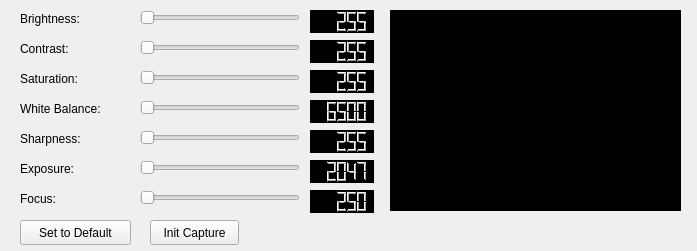
Before: the Qt Designer form video4linuxconfig.ui in mateus558/RinoBot-System, drawn with Qt 5.
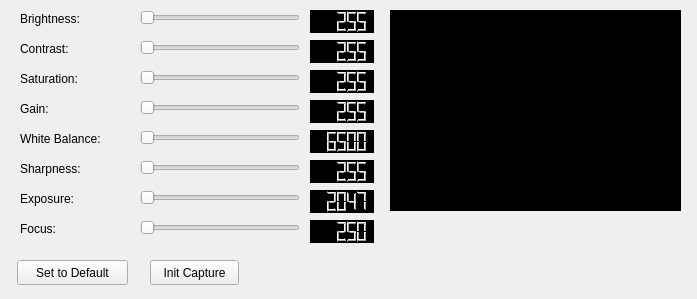
After: the same form once the commit is applied.

Commit message: Alteracoes no SetUp do Video4Linux

The edit to the form file:
```diff
--- a/video4linuxconfig.ui
+++ b/video4linuxconfig.ui
@@ -10,7 +10,7 @@
     <x>0</x>
     <y>0</y>
     <width>697</width>
-    <height>251</height>
+    <height>299</height>
    </rect>
   </property>
   <property name="windowTitle">
@@ -59,7 +59,7 @@
    <property name="geometry">
     <rect>
      <x>20</x>
-     <y>100</y>
+     <y>130</y>
      <width>111</width>
      <height>17</height>
     </rect>
@@ -72,7 +72,7 @@
    <property name="geometry">
     <rect>
      <x>20</x>
-     <y>130</y>
+     <y>160</y>
      <width>111</width>
      <height>17</height>
     </rect>
@@ -85,7 +85,7 @@
    <property name="geometry">
     <rect>
      <x>20</x>
-     <y>160</y>
+     <y>190</y>
      <width>81</width>
      <height>17</height>
     </rect>
@@ -98,7 +98,7 @@
    <property name="geometry">
     <rect>
      <x>20</x>
-     <y>190</y>
+     <y>220</y>
      <width>81</width>
      <height>17</height>
     </rect>
@@ -159,7 +159,7 @@
    <property name="geometry">
     <rect>
      <x>140</x>
-     <y>100</y>
+     <y>130</y>
      <width>160</width>
      <height>16</height>
     </rect>
@@ -178,7 +178,7 @@
    <property name="geometry">
     <rect>
      <x>140</x>
-     <y>130</y>
+     <y>160</y>
      <width>160</width>
      <height>16</height>
     </rect>
@@ -194,7 +194,7 @@
    <property name="geometry">
     <rect>
      <x>140</x>
-     <y>160</y>
+     <y>190</y>
      <width>160</width>
      <height>16</height>
     </rect>
@@ -213,7 +213,7 @@
    <property name="geometry">
     <rect>
      <x>140</x>
-     <y>190</y>
+     <y>220</y>
      <width>160</width>
      <height>16</height>
     </rect>
@@ -293,7 +293,7 @@
    <property name="geometry">
     <rect>
      <x>310</x>
-     <y>100</y>
+     <y>130</y>
      <width>64</width>
      <height>23</height>
     </rect>
@@ -309,7 +309,7 @@
    <property name="geometry">
     <rect>
      <x>310</x>
-     <y>130</y>
+     <y>160</y>
      <width>64</width>
      <height>23</height>
     </rect>
@@ -325,7 +325,7 @@
    <property name="geometry">
     <rect>
      <x>310</x>
-     <y>160</y>
+     <y>190</y>
      <width>64</width>
      <height>23</height>
     </rect>
@@ -341,7 +341,7 @@
    <property name="geometry">
     <rect>
      <x>310</x>
-     <y>190</y>
+     <y>220</y>
      <width>64</width>
      <height>23</height>
     </rect>
@@ -356,8 +356,8 @@
   <widget class="QPushButton" name="pushButton">
    <property name="geometry">
     <rect>
-     <x>20</x>
-     <y>220</y>
+     <x>17</x>
+     <y>260</y>
      <width>111</width>
      <height>25</height>
     </rect>
@@ -370,7 +370,7 @@
    <property name="geometry">
     <rect>
      <x>150</x>
-     <y>220</y>
+     <y>260</y>
      <width>89</width>
      <height>25</height>
     </rect>
@@ -379,6 +379,51 @@
     <string>Init Capture</string>
    </property>
   </widget>
+  <widget class="QLabel" name="gain_label">
+   <property name="geometry">
+    <rect>
+     <x>20</x>
+     <y>100</y>
+     <width>91</width>
+     <height>17</height>
+    </rect>
+   </property>
+   <property name="text">
+    <string>Gain:</string>
+   </property>
+  </widget>
+  <widget class="QSlider" name="gain_slider">
+   <property name="geometry">
+    <rect>
+     <x>140</x>
+     <y>100</y>
+     <width>160</width>
+     <height>16</height>
+    </rect>
+   </property>
+   <property name="maximum">
+    <number>255</number>
+   </property>
+   <property name="orientation">
+    <enum>Qt::Horizontal</enum>
+   </property>
+  </widget>
+  <widget class="QLCDNumber" name="gain_lcd">
+   <property name="geometry">
+    <rect>
+     <x>310</x>
+     <y>100</y>
+     <width>64</width>
+     <height>23</height>
+    </rect>
+   </property>
+   <property name="styleSheet">
+    <string notr="true">Background-Color: #000</string>
+   </property>
+   <property name="intValue" stdset="0">
+    <number>255</number>
+   </property>
+  </widget>
  </widget>
  <resources/>
  <connections/>
```
Left out of the diff: 2 changed lines with no effect on the pictures. The commit also changes 11 other files.
